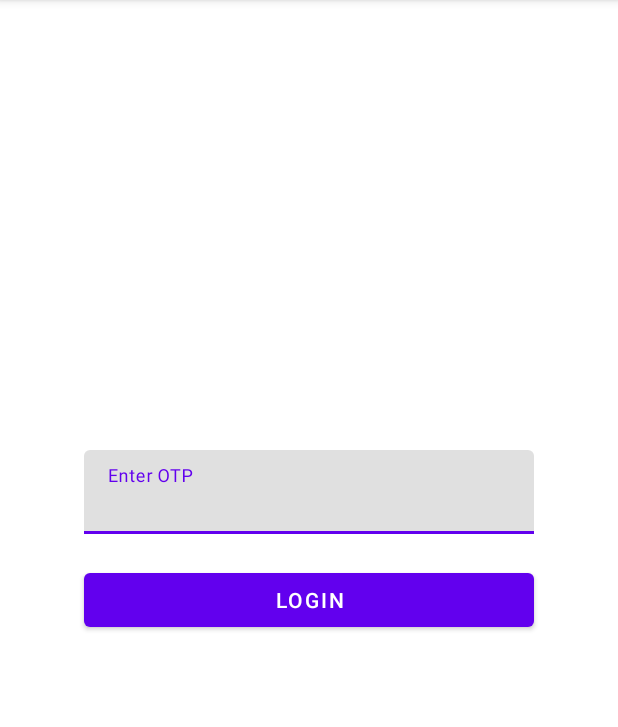
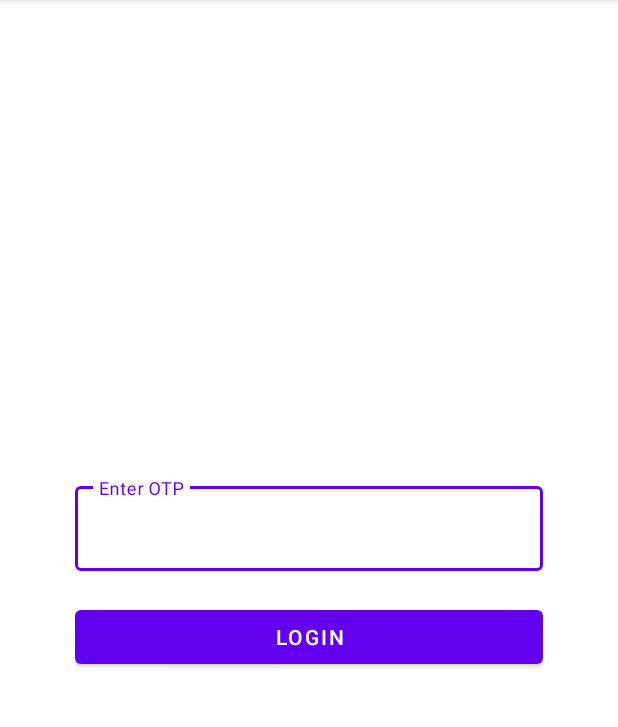
Before and after one commit to hkucheria007/Adminside, an Android app: the VerifyAdmin screen opened directly, with no data from a screen before it, on a phone screen of 412 x 824 dp, the part 84-811 px from its top. Run offline under Robolectric (Android 15) with nearby library versions, the phone set to English and light mode, and no system bars; our stand-ins replace Firebase (no records; nobody signed in at launch, a user with empty details on screens opened directly).

Commit message:
Admin Side style Outlinedbox set

```diff
--- a/app/src/main/res/layout/activity_verify_admin.xml
+++ b/app/src/main/res/layout/activity_verify_admin.xml
@@ -9,23 +9,24 @@
     <com.google.android.material.textfield.TextInputLayout
         android:id="@+id/AdminTIL2"
         android:layout_width="match_parent"
-        android:layout_height="wrap_content">
+        android:layout_height="wrap_content"
+        app:boxBackgroundColor="@color/white"
+        android:paddingLeft="50dp"
+        android:paddingRight="50dp"
+        android:layout_centerInParent="true"
+        style="@style/Widget.MaterialComponents.TextInputLayout.OutlinedBox">
 
         <com.google.android.material.textfield.TextInputEditText
             android:id="@+id/AdminOTP"
-            android:layout_width="300dp"
+            android:layout_width="match_parent"
             android:layout_height="wrap_content"
-            android:layout_gravity="center"
-            android:layout_marginTop="300dp"
             android:inputType="number"
             android:hint="Enter OTP" />
 
         <Button
             android:id="@+id/Adminlogin"
-            android:layout_width="300dp"
+            android:layout_width="match_parent"
             android:layout_height="wrap_content"
-            android:layout_weight="1"
-            android:layout_gravity="center"
             android:layout_marginTop="20dp"
             android:text="Login" />
 
```
Also changed, not shown: app/src/main/res/layout/activity_admin_login.xml (+8 -7 lines).
